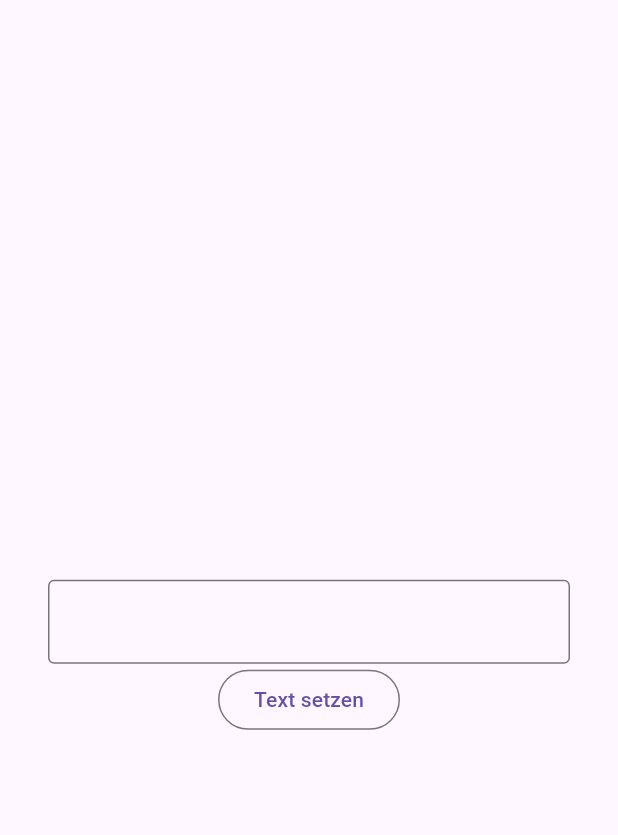
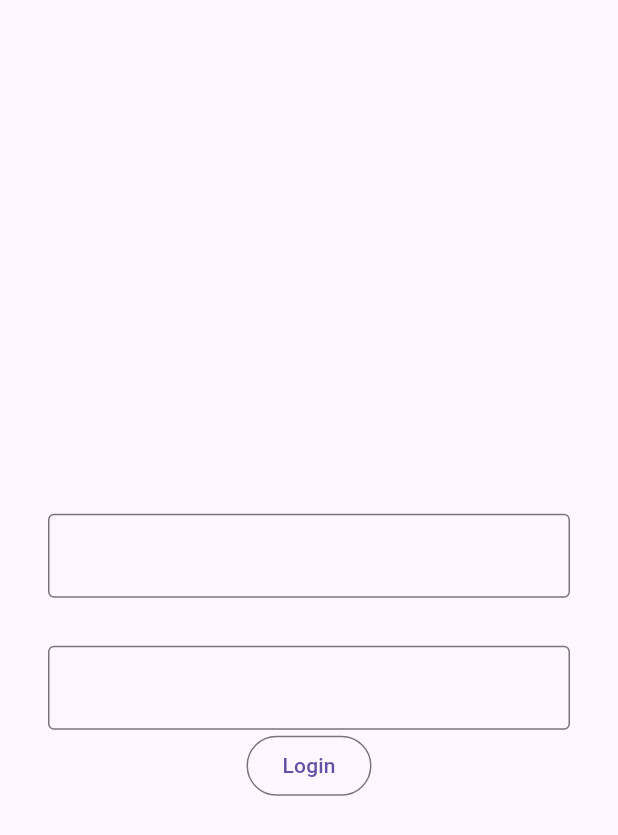
Before and after one commit to MR-Baer89/input_field, a Flutter app: the screen it shows after launch, on a phone screen of 412 x 824 dp. Shown: the top 835 px of the screen. Run offline on Flutter 3.47's test engine with Material 3 defaults, Android fonts, the light colour scheme and no system bars.

Commit message:
ts today

```diff
--- a/lib/main.dart
+++ b/lib/main.dart
@@ -3,6 +3,9 @@ import 'package:flutter/material.dart';
 void main() {
   runApp(const MainApp());
 }
+
+String userName = 'Mr. Bär';
+String userPassword = 'Honey89';
 
 class MainApp extends StatefulWidget {
   const MainApp({super.key});
@@ -14,8 +17,8 @@ class MainApp extends StatefulWidget {
 }
 
 class _MainAppState extends State<MainApp> {
-  final TextEditingController controller = TextEditingController();
-  String inputValue = 'noch nichts';
+  final TextEditingController userController = TextEditingController();
+  final TextEditingController passwordController = TextEditingController();
 
   @override
   Widget build(BuildContext context) {
@@ -27,21 +30,37 @@ class _MainAppState extends State<MainApp> {
             child: Column(
               mainAxisAlignment: MainAxisAlignment.center,
               children: [
-                Text(controller.text),
+                Text(userController.text),
                 const SizedBox(
                   height: 32,
                 ),
                 TextField(
-                  controller: controller,
+                  controller: userController,
+                  decoration:
+                      const InputDecoration(border: OutlineInputBorder()),
+                ),
+                const SizedBox(
+                  height: 32,
+                ),
+                TextField(
+                  controller: passwordController,
                   decoration:
                       const InputDecoration(border: OutlineInputBorder()),
                 ),
                 OutlinedButton(
                   onPressed: () {
-                    print(controller.text);
+                    print(userController.text);
+                    if (userController.text == userName &&
+                        passwordController.text == userPassword) {
+                      ScaffoldMessenger.of(context).showSnackBar(
+                          const SnackBar(content: Text('Login successfull')));
+                    } else {
+                      ScaffoldMessenger.of(context).showSnackBar(
+                          const SnackBar(content: Text('Go awy')));
+                    }
                     setState(() {});
                   },
-                  child: const Text("Text setzen"),
+                  child: const Text('Login'),
                 )
               ],
             ),
```
Also changed, not shown: lib/ts_291024.dart (added, +88 -0 lines).
